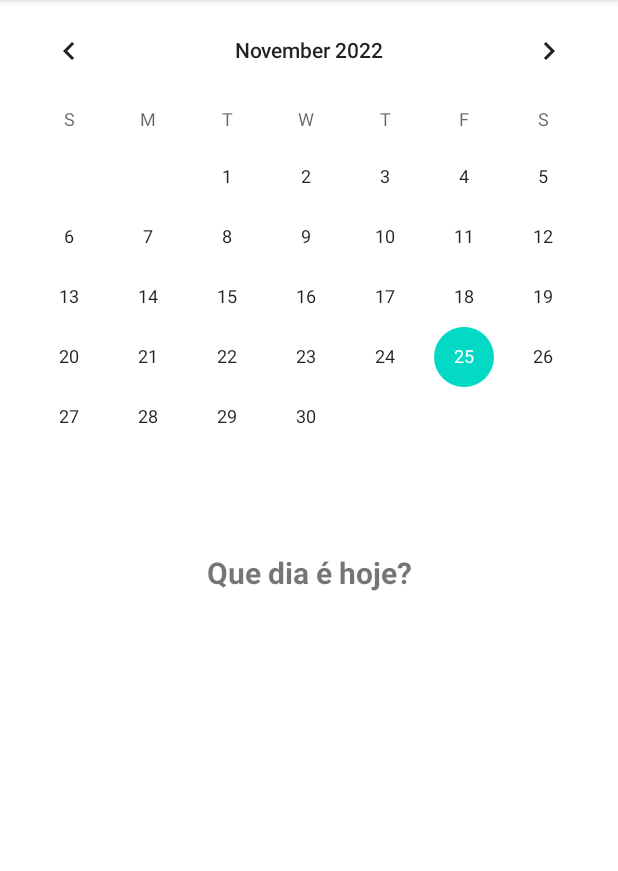
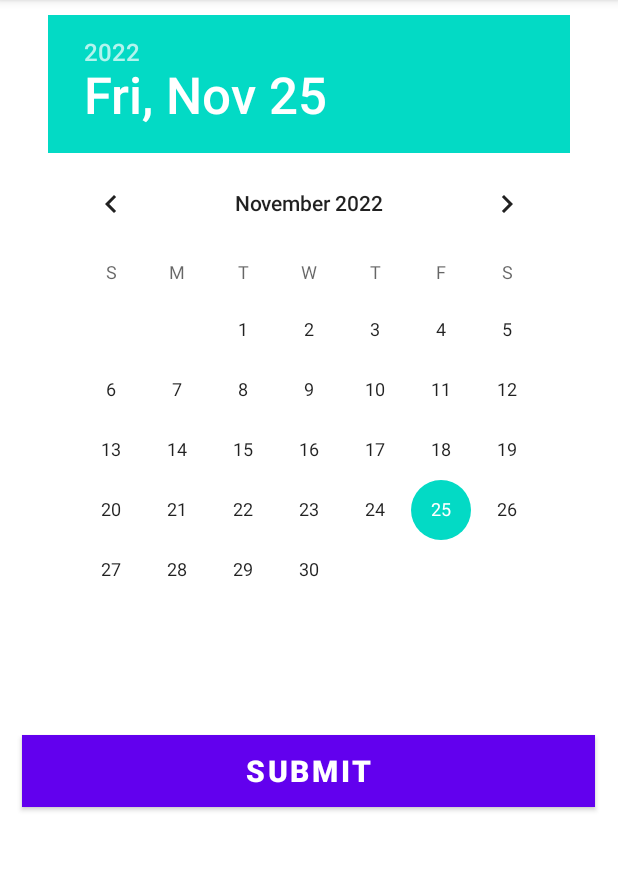
Before and after one commit to capcesar23/Lista-de-selecoes-spiner-android, an Android app: the screen it shows after launch (MainActivity), on a phone screen of 412 x 824 dp, the part 84-955 px from its top. Run offline under Robolectric (Android 15) with nearby library versions, the phone set to English and light mode, and no system bars.

Commit message:
adicionando o calendario, e mostrando na tela dia mes e ano

```diff
--- a/Calendario/app/src/main/java/com/example/calendario/MainActivity.java
+++ b/Calendario/app/src/main/java/com/example/calendario/MainActivity.java
@@ -1,14 +1,31 @@
 package com.example.calendario;
+
+import android.os.Bundle;
+import android.view.View;
+import android.widget.Toast;
 
 import androidx.appcompat.app.AppCompatActivity;
 
-import android.os.Bundle;
+import com.example.calendario.databinding.ActivityMainBinding;
 
 public class MainActivity extends AppCompatActivity {
+
+    ActivityMainBinding binding;
 
     @Override
     protected void onCreate(Bundle savedInstanceState) {
         super.onCreate(savedInstanceState);
-        setContentView(R.layout.activity_main);
+        binding = ActivityMainBinding.inflate(getLayoutInflater());
+        View view = binding.getRoot();
+        setContentView(view);
+
+        binding.submitButton.setOnClickListener(v -> {
+            String dia = "Dia = " + binding.date.getDayOfMonth();
+            String mes = "Mês = " + binding.date.getMonth();
+            String ano = "Ano = " + binding.date.getYear();
+
+            Toast.makeText(getApplicationContext(), dia + "/" + mes + "/" + ano , Toast.LENGTH_SHORT).show();
+        });
+
     }
 }
--- a/Calendario/app/src/main/res/layout/activity_main.xml
+++ b/Calendario/app/src/main/res/layout/activity_main.xml
@@ -6,24 +6,29 @@
     tools:context=".MainActivity">
 
 
-    <CalendarView
-        android:id="@+id/calendarView"
-        android:layout_width="match_parent"
-        android:layout_height="wrap_content" />
+    <DatePicker
+        android:id="@+id/date"
+        android:layout_width="wrap_content"
+        android:layout_height="wrap_content"
+        android:layout_centerHorizontal="true"
+        android:layout_marginTop="10dp"
+        android:datePickerMode="calendar"/>
 
-    <TextView
-
-        android:id="@+id/textView"
+    <Button
+        android:id="@+id/submitButton"
         android:layout_width="match_parent"
         android:layout_height="wrap_content"
-        android:layout_below="@+id/calendarView"
-        android:layout_marginLeft="10dp"
-        android:layout_marginTop="20dp"
-        android:layout_marginRight="10dp"
-        android:padding="10dp"
-        android:text="@string/question"
-        android:textAlignment="center"
+        android:layout_below="@+id/date"
+        android:layout_centerHorizontal="true"
+        android:layout_marginTop="50dp"
+        android:layout_marginEnd="30dp"
+        android:background="#150"
+        android:text="@string/submit"
+        android:textColor="#fff"
         android:textSize="20sp"
         android:textStyle="bold" />
 
+
+
+
 </RelativeLayout>
--- a/Calendario/app/src/main/res/values/strings.xml
+++ b/Calendario/app/src/main/res/values/strings.xml
@@ -1,4 +1,5 @@
 <resources>
     <string name="app_name">Calendario</string>
     <string name="question">Que dia é hoje?</string>
+    <string name="submit">SUBMIT</string>
 </resources>
```
